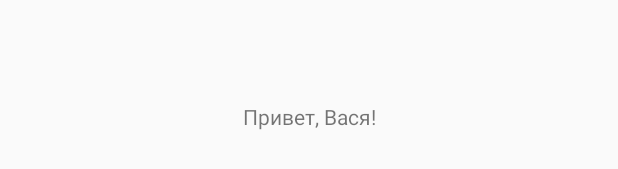
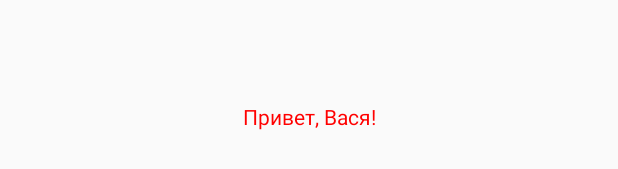
Before and after one commit to Cordabor/MoneyTracker, an Android app: the layout activity_main.xml on its own in the app's theme, with its tools: preview values and no code run, on a phone screen of 412 x 824 dp. Shown: the part 502-671 px from the top of the screen. Run offline under Robolectric (Android 15) with nearby library versions, the phone set to English and light mode, and no system bars.

Commit message:
add text color

```diff
--- a/app/src/main/res/layout/activity_main.xml
+++ b/app/src/main/res/layout/activity_main.xml
@@ -10,6 +10,7 @@
         android:layout_width="wrap_content"
         android:layout_height="wrap_content"
         android:text="Привет, Вася!"
+        android:textColor="#FF0000"
         app:layout_constraintBottom_toBottomOf="parent"
         app:layout_constraintLeft_toLeftOf="parent"
         app:layout_constraintRight_toRightOf="parent"
```
